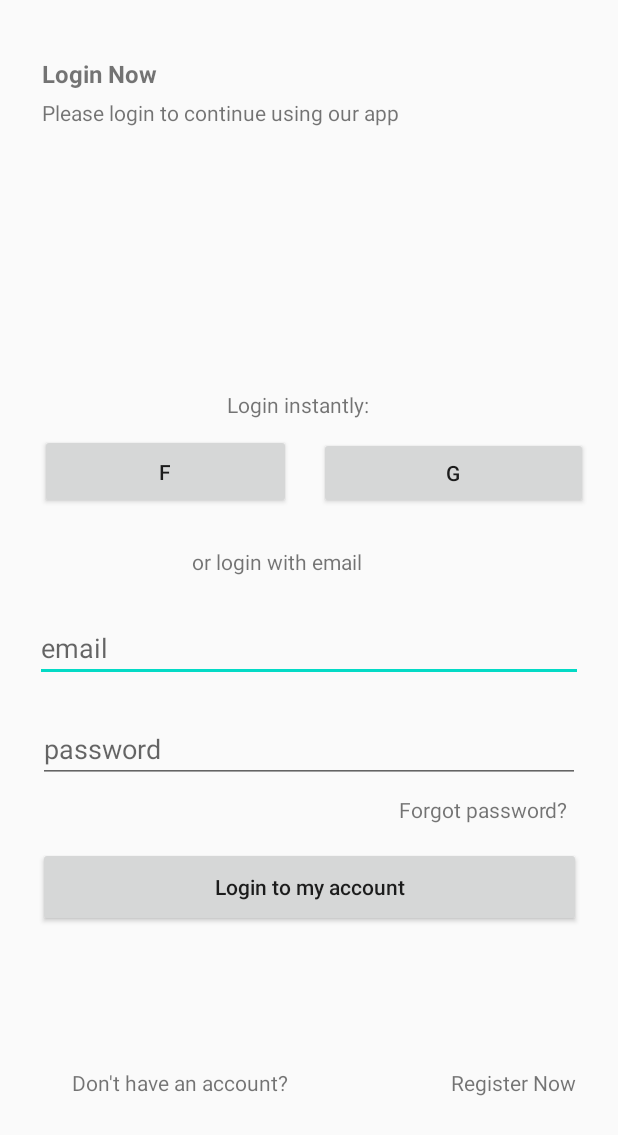
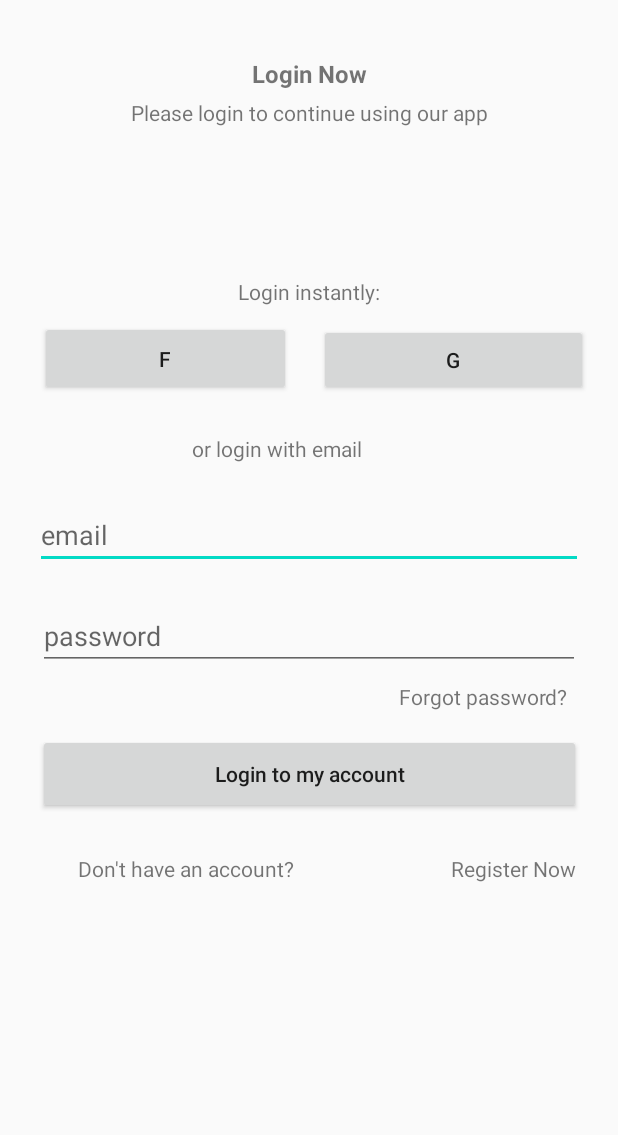
Before and after one commit to Kimkims1/dict-challenge, an Android app: the screen it shows after launch (LoginActivity), on a phone screen of 412 x 824 dp. Shown: the top 1135 px of the screen. Run offline under Robolectric (Android 15) with nearby library versions, the phone set to English and light mode, and no system bars.

Commit message:
login_adjust

```diff
--- a/app/src/main/res/layout/activity_login.xml
+++ b/app/src/main/res/layout/activity_login.xml
@@ -11,11 +11,11 @@
         android:id="@+id/textView"
         android:layout_width="wrap_content"
         android:layout_height="wrap_content"
-        android:layout_marginStart="20dp"
         android:layout_marginTop="30dp"
         android:text="Login Now"
         android:textSize="16sp"
         android:textStyle="bold"
+        app:layout_constraintEnd_toEndOf="parent"
         app:layout_constraintStart_toStartOf="parent"
         app:layout_constraintTop_toTopOf="parent" />
 
@@ -23,9 +23,9 @@
         android:id="@+id/textView2"
         android:layout_width="wrap_content"
         android:layout_height="wrap_content"
-        android:layout_marginStart="20dp"
         android:layout_marginTop="5dp"
         android:text="Please login to continue using our app"
+        app:layout_constraintEnd_toEndOf="parent"
         app:layout_constraintStart_toStartOf="parent"
         app:layout_constraintTop_toBottomOf="@+id/textView" />
 
@@ -33,9 +33,9 @@
         android:id="@+id/textView3"
         android:layout_width="wrap_content"
         android:layout_height="wrap_content"
-        android:layout_marginStart="143dp"
-        android:layout_marginTop="175dp"
+        android:layout_marginTop="100dp"
         android:text="Login instantly:"
+        app:layout_constraintEnd_toEndOf="parent"
         app:layout_constraintStart_toStartOf="parent"
         app:layout_constraintTop_toBottomOf="@+id/textView2" />
 
@@ -124,13 +124,14 @@
         android:id="@+id/textView8"
         android:layout_width="wrap_content"
         android:layout_height="wrap_content"
-        android:layout_marginStart="40dp"
+        android:layout_marginStart="44dp"
         android:layout_marginTop="25dp"
         android:layout_marginBottom="16dp"
         android:text="Don't have an account?"
         app:layout_constraintBottom_toBottomOf="parent"
         app:layout_constraintStart_toStartOf="parent"
-        app:layout_constraintTop_toBottomOf="@+id/button3" />
+        app:layout_constraintTop_toBottomOf="@+id/button3"
+        app:layout_constraintVertical_bias="0.007" />
 
     <TextView
         android:id="@+id/textView9"
```
